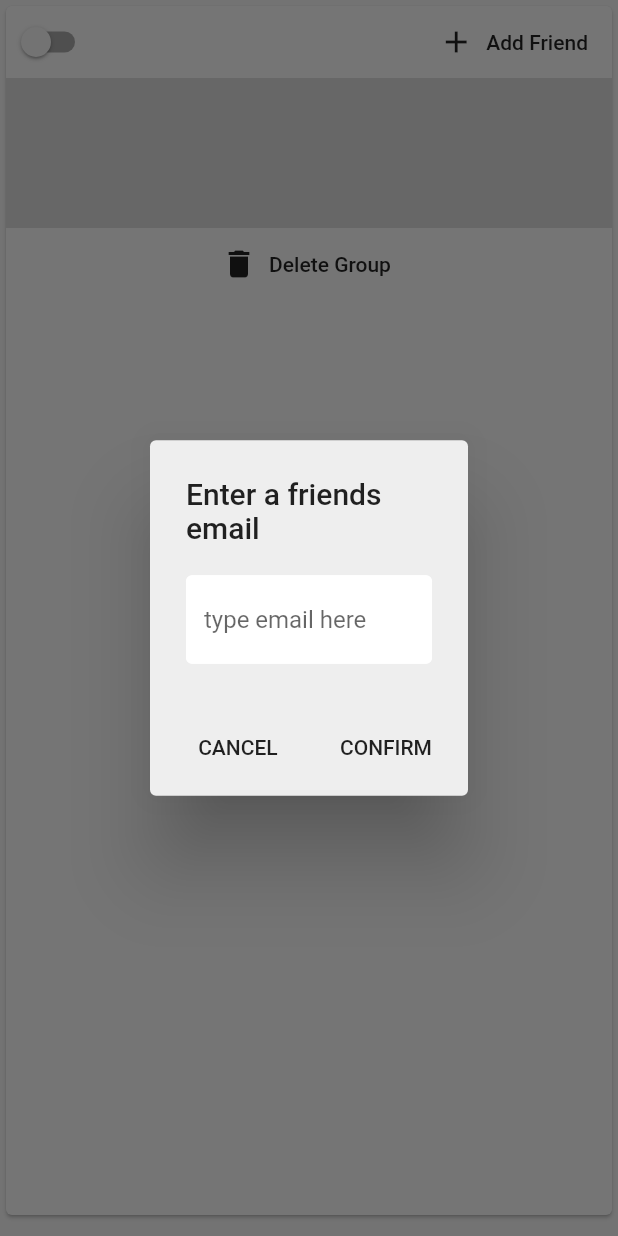
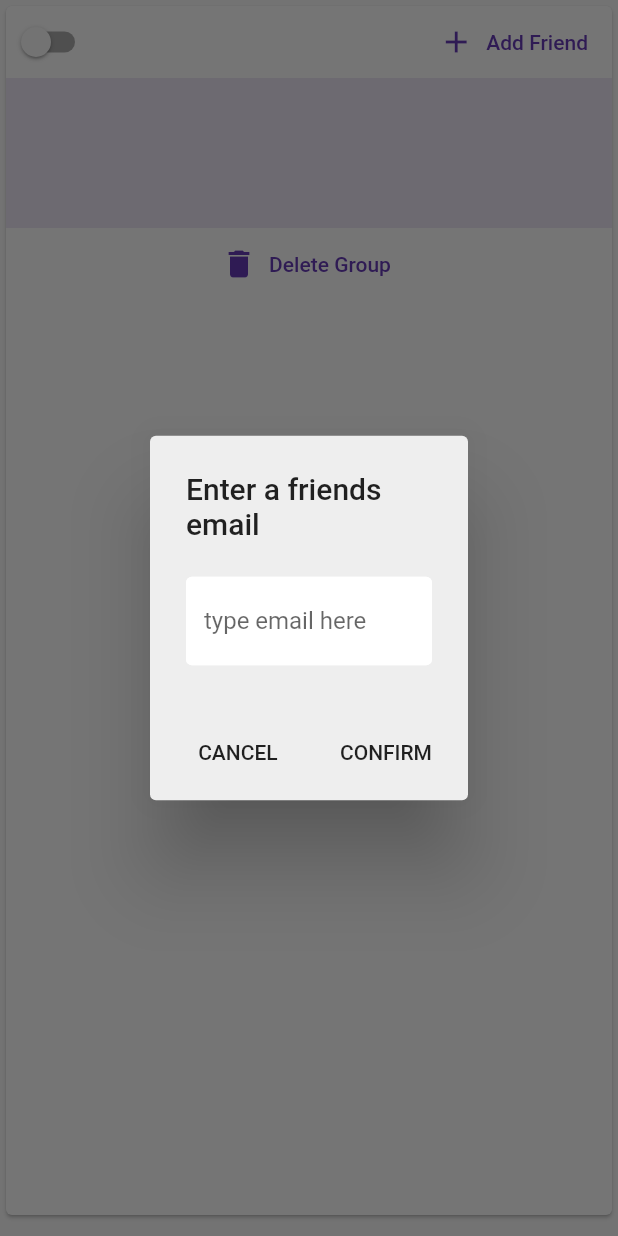
Before and after one commit to donnellythomas/ping_app, a Flutter app: the GroupCard widget shown alone on an empty page, opened directly with empty values, after a tap on "Add Friend", on a phone screen of 412 x 824 dp. Run offline on Flutter 3.47's test engine with Material 2 defaults, Android fonts, the phone set to English and light mode, and no system bars; our stand-ins replace bubble, cloud_firestore, firebase_auth, flutter_spinkit, geolocator; accounts and stored records are empty.

Commit message:
added text when there are no pings, changed colors on settings page

```diff
--- a/lib/screens/main/settings/group/alerts/textfield_alert_dialog_addFriend.dart
+++ b/lib/screens/main/settings/group/alerts/textfield_alert_dialog_addFriend.dart
@@ -16,7 +16,7 @@ class _TextFieldAlertDialogState extends State<TextFieldAlertDialog> {
   TextEditingController _textFieldController = TextEditingController();
   String _currentName;
   final _formKey = GlobalKey<FormState>();
-
+  String error = '';
   @override
   Widget build(BuildContext context) {
     final user = Provider.of<User>(context);
@@ -25,19 +25,38 @@ class _TextFieldAlertDialogState extends State<TextFieldAlertDialog> {
         stream: null,
         builder: (context, snapshot) {
           return AlertDialog(
+            contentPadding: EdgeInsets.fromLTRB(24, 24, 24, 0),
             backgroundColor: Colors.grey[200],
             title: Text('Enter a friends email'),
-            content: Form(
+            content: Column(
+              mainAxisSize: MainAxisSize.min,
+              children: <Widget>[
+                Form(
                   key: _formKey,
                   child: TextFormField(
                     controller: _textFieldController,
-                decoration:
-                    textInputDecoration.copyWith(hintText: 'type email here'),
+                    decoration: textInputDecoration.copyWith(
+                        hintText: 'type email here'),
                     validator: (val) {
                       return val.isEmpty ? 'Please enter a name' : null;
                     },
                     onChanged: (val) => setState(() => _currentName = val),
                   ),
+                ),
+                Container(
+                  margin: EdgeInsets.only(
+                    top: 10,
+                    left: 5,
+                  ),
+                  child: Text(
+                    error,
+                    style: TextStyle(
+                      color: Colors.red,
+                      fontSize: 14.0,
+                    ),
+                  ),
+                ),
+              ],
             ),
             actions: <Widget>[
               FlatButton(
@@ -61,7 +80,9 @@ class _TextFieldAlertDialogState extends State<TextFieldAlertDialog> {
 
                     Navigator.pop(context);
                   } else {
-                    print('enter a valid email');
+                    setState(() {
+                      error = 'Please enter a registered user';
+                    });
                   }
                 },
               )
--- a/lib/screens/main/settings/group/cards/group_card.dart
+++ b/lib/screens/main/settings/group/cards/group_card.dart
@@ -39,6 +39,7 @@ class GroupCard extends StatelessWidget {
                   child: Row(
                     children: <Widget>[
                       Switch(
+                        activeColor: Colors.deepPurple,
                         value: group.isSelected,
                         onChanged: (value) async {
                           return await DatabaseService()
@@ -50,18 +51,22 @@ class GroupCard extends StatelessWidget {
                         child: Text(
                           group.name,
                           style: TextStyle(
-                            fontSize: 18,
-                            fontWeight: FontWeight.bold,
-                          ),
+                              fontSize: 18,
+                              fontWeight: FontWeight.bold,
+                              color: Colors.deepPurple),
                         ),
                       ),
                     ],
                   ),
                 ),
                 FlatButton.icon(
-                  icon: Icon(Icons.add),
+                  icon: Icon(
+                    Icons.add,
+                    color: Colors.deepPurple,
+                  ),
                   label: Text(
                     'Add Friend',
+                    style: TextStyle(color: Colors.deepPurple),
                   ),
                   onPressed: () {
                     _showAlertDialog();
@@ -71,7 +76,7 @@ class GroupCard extends StatelessWidget {
             ),
             Container(
                 height: 100,
-                color: Colors.grey[300],
+                color: Colors.deepPurple[50],
                 child: ListView.builder(
                   itemCount: group.friendUids.length,
                   padding: EdgeInsets.all(0),
@@ -85,8 +90,11 @@ class GroupCard extends StatelessWidget {
                 )),
             Container(
               child: FlatButton.icon(
-                icon: Icon(Icons.delete),
-                label: Text('Delete Group'),
+                icon: Icon(Icons.delete, color: Colors.deepPurple),
+                label: Text(
+                  'Delete Group',
+                  style: TextStyle(color: Colors.deepPurple),
+                ),
                 onPressed: () {
                   return DatabaseService().removeGroup(user.uid, group.gid);
                 },
--- a/lib/screens/main/settings/settings.dart
+++ b/lib/screens/main/settings/settings.dart
@@ -38,9 +38,9 @@ class Settings extends StatelessWidget {
                   child: Text(
                     'SOS Message',
                     style: TextStyle(
-                      fontSize: 24,
-                      fontWeight: FontWeight.bold,
-                    ),
+                        fontSize: 24,
+                        fontWeight: FontWeight.bold,
+                        color: Colors.deepPurple),
                   ),
                 )),
             Padding(
--- a/pubspec.yaml
+++ b/pubspec.yaml
@@ -14,7 +14,7 @@ description: A new Flutter project.
 version: 1.0.0+1
 
 environment:
-  sdk: ">=2.1.0 <3.0.0"
+  sdk: ">=2.2.2 <3.0.0"
 
 dependencies:
   flutter:
```
Also changed, not shown: lib/screens/authenticate/register.dart (+5 -2 lines), lib/screens/main/messages/chatroom/chat.dart (+5 -3 lines), lib/screens/main/messages/messages.dart (+22 -1 lines), lib/screens/main/settings/group/cards/friend_card.dart (+5 -4 lines), lib/screens/main/settings/group/group_editor.dart (+8 -4 lines). Lines whose indentation alone changed are shown as unchanged.
